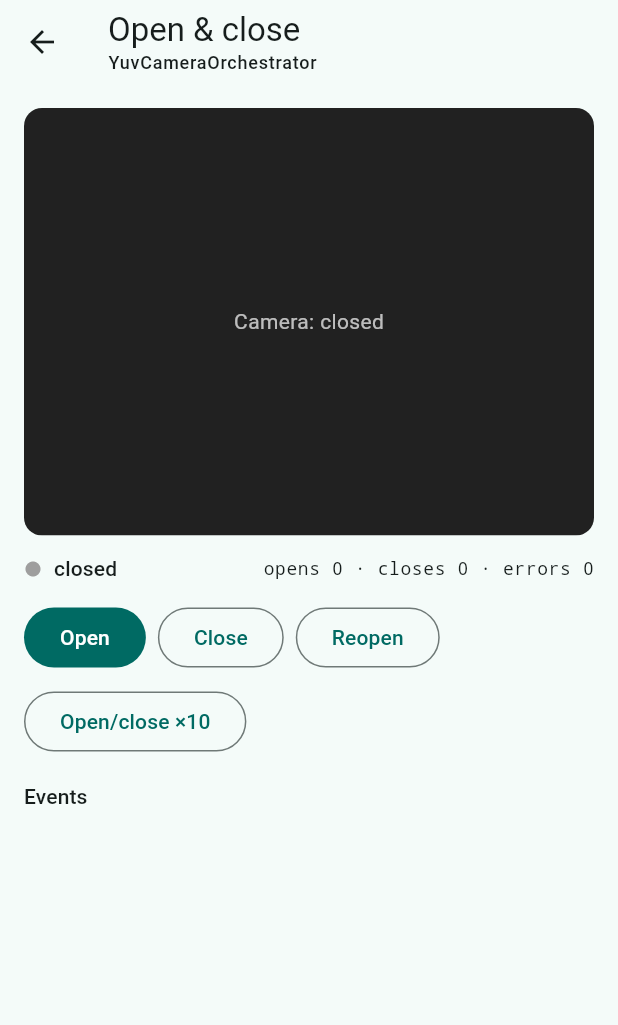
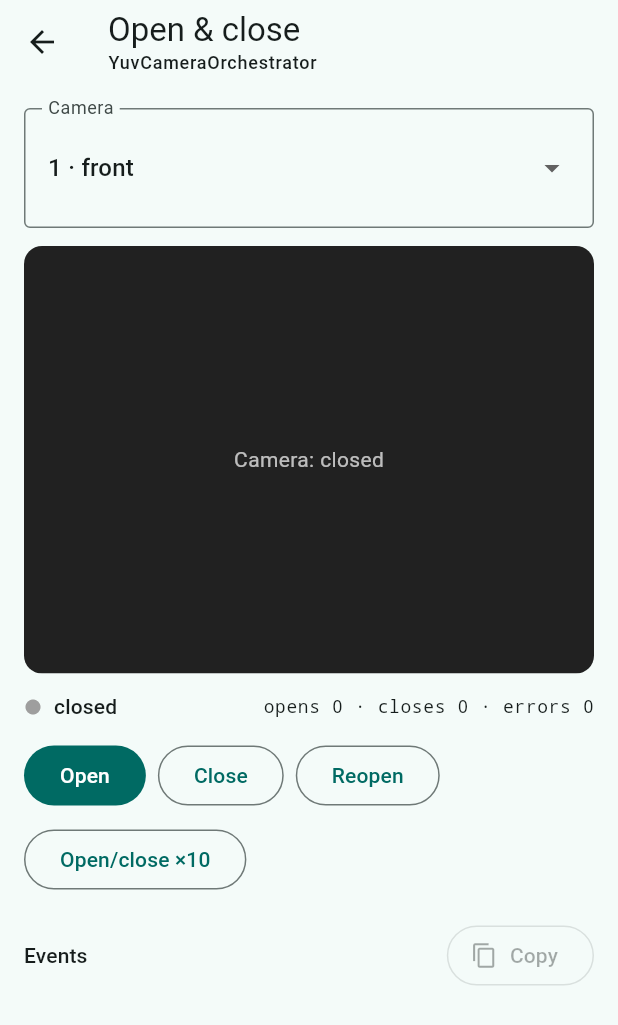
Before and after one commit to Anfet/yuv_camera, a Flutter app: the screen it shows after launch, after a tap on "02", on a phone screen of 412 x 824 dp. Shown: the top 1025 px of the screen. Run offline on Flutter 3.47's test engine with Material 3 defaults, Android fonts, the phone set to English and light mode, and no system bars; our stand-ins replace camera, share_plus, web; missing offline and left inert: camera_platform_interface, dart:js_interop, google_mlkit_face_detection, yuv_ffi.

Commit message:
Added exact camera selection to orchestrator example

```diff
--- a/example/lib/orchestrator/orchestrator_screen.dart
+++ b/example/lib/orchestrator/orchestrator_screen.dart
@@ -1,4 +1,8 @@
+import 'dart:async';
+
+import 'package:camera/camera.dart';
 import 'package:flutter/material.dart';
+import 'package:flutter/services.dart';
 import 'package:yuv_camera/yuv_camera.dart';
 
 /// Opens, closes and reopens the camera of [orchestrator] and shows what the orchestrator reports.
@@ -34,6 +38,8 @@ class _OrchestratorScreenState extends State<OrchestratorScreen> {
               child: ListView(
                 padding: const EdgeInsets.all(16),
                 children: [
+                  _buildCameraSelector(theme),
+                  const SizedBox(height: 12),
                   AspectRatio(
                     aspectRatio: 4 / 3,
                     child: ClipRRect(borderRadius: BorderRadius.circular(12), child: _buildPreview()),
@@ -52,7 +58,18 @@ class _OrchestratorScreenState extends State<OrchestratorScreen> {
                     ],
                   ),
                   const SizedBox(height: 16),
-                  Text('Events', style: theme.textTheme.titleSmall),
+                  Row(
+                    mainAxisAlignment: MainAxisAlignment.spaceBetween,
+                    children: [
+                      Text('Events', style: theme.textTheme.titleSmall),
+                      OutlinedButton.icon(
+                        key: const ValueKey('open_close_copy_events_button'),
+                        onPressed: _events.isEmpty ? null : _copyEvents,
+                        icon: const Icon(Icons.copy),
+                        label: const Text('Copy'),
+                      ),
+                    ],
+                  ),
                   for (final line in _events) Text(line, style: theme.textTheme.bodySmall?.copyWith(fontFamily: 'monospace')),
                 ],
               ),
@@ -91,11 +108,43 @@ class _OrchestratorScreenState extends State<OrchestratorScreen> {
     );
   }
 
+  Widget _buildCameraSelector(ThemeData theme) {
+    final state = widget.orchestrator.state;
+    return InputDecorator(
+      decoration: const InputDecoration(labelText: 'Camera', border: OutlineInputBorder()),
+      child: DropdownButtonHideUnderline(
+        child: DropdownButton<CameraDescription>(
+          key: const ValueKey('open_close_camera_selector'),
+          isExpanded: true,
+          value: _selectedCamera,
+          hint: Text(
+            !_cameraLoadComplete
+                ? 'Loading cameras…'
+                : _cameraError != null
+                ? 'Unable to load cameras'
+                : 'No cameras found',
+          ),
+          items: [
+            for (final camera in _cameras)
+              DropdownMenuItem(
+                key: ValueKey('open_close_camera_${camera.name}'),
+                value: camera,
+                child: Text('${camera.name} · ${camera.lensDirection.name}'),
+              ),
+          ],
+          onChanged: state == YuvCameraState.closed && !_cycling && _cameraError == null ? _selectCamera : null,
+        ),
+      ),
+    );
+  }
+
   @override
   void initState() {
     super.initState();
     _lastState = widget.orchestrator.state;
+    _selectedCamera = widget.orchestrator.selectedCamera;
     widget.orchestrator.addListener(_onOrchestratorChanged);
+    _loadCameras().ignore();
   }
 
   @override
@@ -109,6 +158,54 @@ class _OrchestratorScreenState extends State<OrchestratorScreen> {
       _log('request: open');
       _shown = true;
     });
+  }
+
+  Future<void> _copyEvents() async {
+    final events = _events.join('\n');
+    if (events.isEmpty) return;
+    try {
+      await Clipboard.setData(ClipboardData(text: events));
+    } catch (_) {
+      if (mounted) ScaffoldMessenger.of(context).showSnackBar(const SnackBar(content: Text('Unable to copy events')));
+      return;
+    }
+    if (mounted) ScaffoldMessenger.of(context).showSnackBar(const SnackBar(content: Text('Events copied')));
+  }
+
+  void _selectCamera(CameraDescription? camera) {
+    if (camera == null) return;
+    widget.orchestrator.selectCamera(camera);
+    setState(() => _selectedCamera = camera);
+  }
+
+  Future<void> _loadCameras() async {
+    try {
+      final cameras = await availableCameras();
+      if (!mounted) return;
+      final currentCamera = _selectedCamera;
+      final selectedCamera = cameras.isEmpty
+          ? null
+          : cameras.firstWhere(
+              (camera) => currentCamera != null && _sameCamera(camera, currentCamera),
+              orElse: () => cameras.firstWhere((camera) => camera.lensDirection == widget.orchestrator.lensDirection, orElse: () => cameras.first),
+            );
+      setState(() {
+        _cameras
+          ..clear()
+          ..addAll(cameras);
+        _selectedCamera = selectedCamera;
+        _cameraLoadComplete = true;
+      });
+      if (widget.orchestrator.state == YuvCameraState.closed && selectedCamera != null) {
+        widget.orchestrator.selectCamera(selectedCamera);
+      }
+    } catch (error) {
+      if (!mounted) return;
+      setState(() {
+        _cameraError = error;
+        _cameraLoadComplete = true;
+      });
+    }
   }
 
   void _close() {
@@ -178,6 +275,9 @@ class _OrchestratorScreenState extends State<OrchestratorScreen> {
     if (_events.length > 8) _events.removeAt(0);
   }
 
+  bool _sameCamera(CameraDescription left, CameraDescription right) =>
+      left.name == right.name && left.lensDirection == right.lensDirection && left.sensorOrientation == right.sensorOrientation;
+
   Color _stateColor(YuvCameraState state) => switch (state) {
     YuvCameraState.closed => Colors.grey,
     YuvCameraState.opening => Colors.amber,
@@ -187,6 +287,10 @@ class _OrchestratorScreenState extends State<OrchestratorScreen> {
 
   final Stopwatch _clock = Stopwatch()..start();
   final List<String> _events = [];
+  final List<CameraDescription> _cameras = [];
+  CameraDescription? _selectedCamera;
+  Object? _cameraError;
+  bool _cameraLoadComplete = false;
   late YuvCameraState _lastState;
   Object? _lastError;
   bool _shown = false;
--- a/lib/src/yuv_camera_orchestrator.dart
+++ b/lib/src/yuv_camera_orchestrator.dart
@@ -44,7 +44,7 @@ class YuvCameraOrchestrator extends ChangeNotifier {
     this.resolution = ResolutionPreset.medium,
     this.fps,
     this.closeDelay = Duration.zero,
-  });
+  }) : _selectedCamera = null;
 
   /// Preferred direction of the opened camera.
   final CameraLensDirection lensDirection;
@@ -57,6 +57,21 @@ class YuvCameraOrchestrator extends ChangeNotifier {
 
   /// How long the camera stays open after the last lease is released.
   final Duration closeDelay;
+
+  CameraDescription? _selectedCamera;
+
+  /// Camera selected for the next opening, or `null` to use [lensDirection].
+  CameraDescription? get selectedCamera => _selectedCamera;
+
+  /// Selects the exact camera to use on the next opening.
+  ///
+  /// The camera can be changed only while the orchestrator is closed. The description must still be returned by
+  /// [availableCameras] when [acquire] next opens the camera.
+  void selectCamera(CameraDescription camera) {
+    _throwIfDisposed();
+    if (_state != YuvCameraState.closed) throw StateError('Select a camera only while the orchestrator is closed.');
+    _selectedCamera = camera;
+  }
 
   /// Current lifecycle state.
   YuvCameraState get state => _state;
@@ -150,7 +165,16 @@ class YuvCameraOrchestrator extends ChangeNotifier {
     try {
       final cameras = await availableCameras();
       if (cameras.isEmpty) throw CameraException('noCamera', 'No camera is available.');
-      final description = cameras.firstWhere((camera) => camera.lensDirection == lensDirection, orElse: () => cameras.first);
+      final selectedCamera = _selectedCamera;
+      final description = selectedCamera == null
+          ? cameras.firstWhere((camera) => camera.lensDirection == lensDirection, orElse: () => cameras.first)
+          : cameras.firstWhere(
+              (camera) =>
+                  camera.name == selectedCamera.name &&
+                  camera.lensDirection == selectedCamera.lensDirection &&
+                  camera.sensorOrientation == selectedCamera.sensorOrientation,
+              orElse: () => throw CameraException('noCamera', 'The selected camera is no longer available.'),
+            );
       controller = CameraController(description, resolution, enableAudio: false, fps: fps);
       await controller.initialize();
       if (controller.value.hasError) {
```
